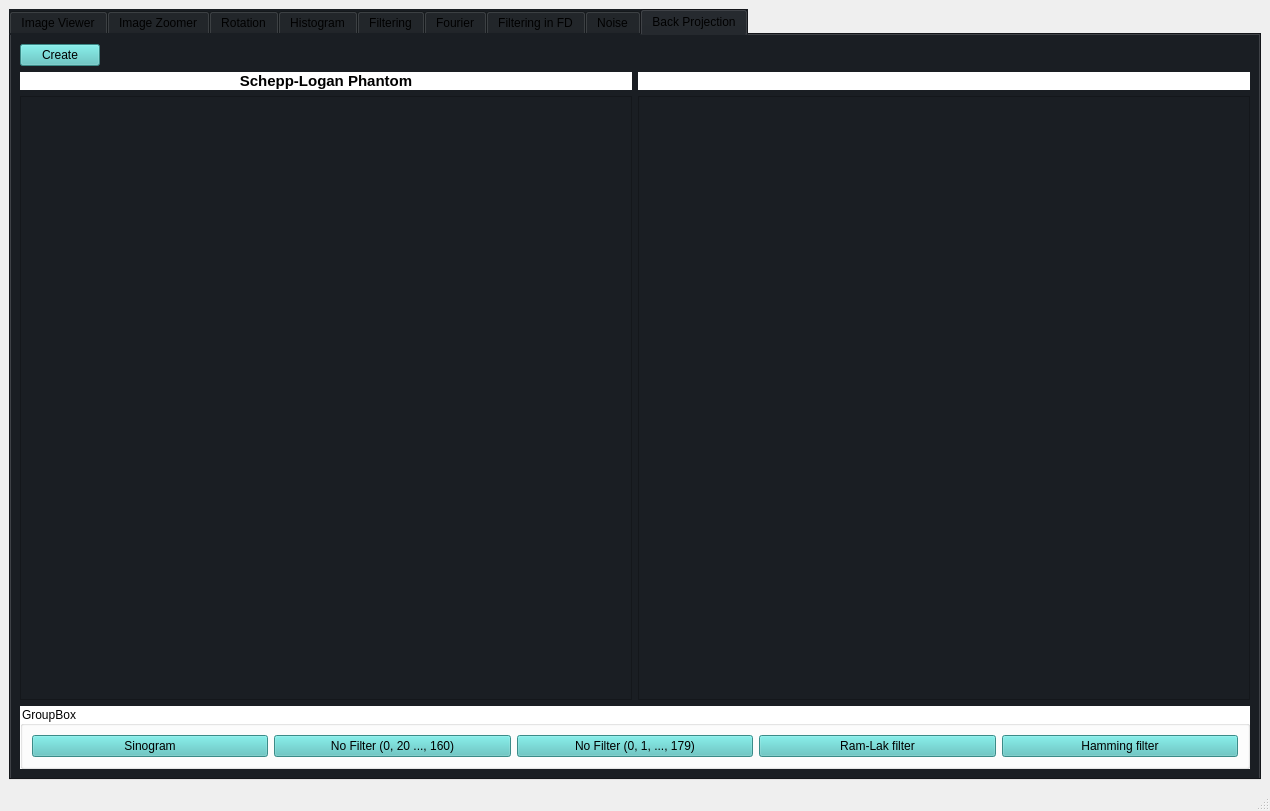
FarahGamal/Image-Processing-Toolbox, file GUI2.ui: the form before one commit.
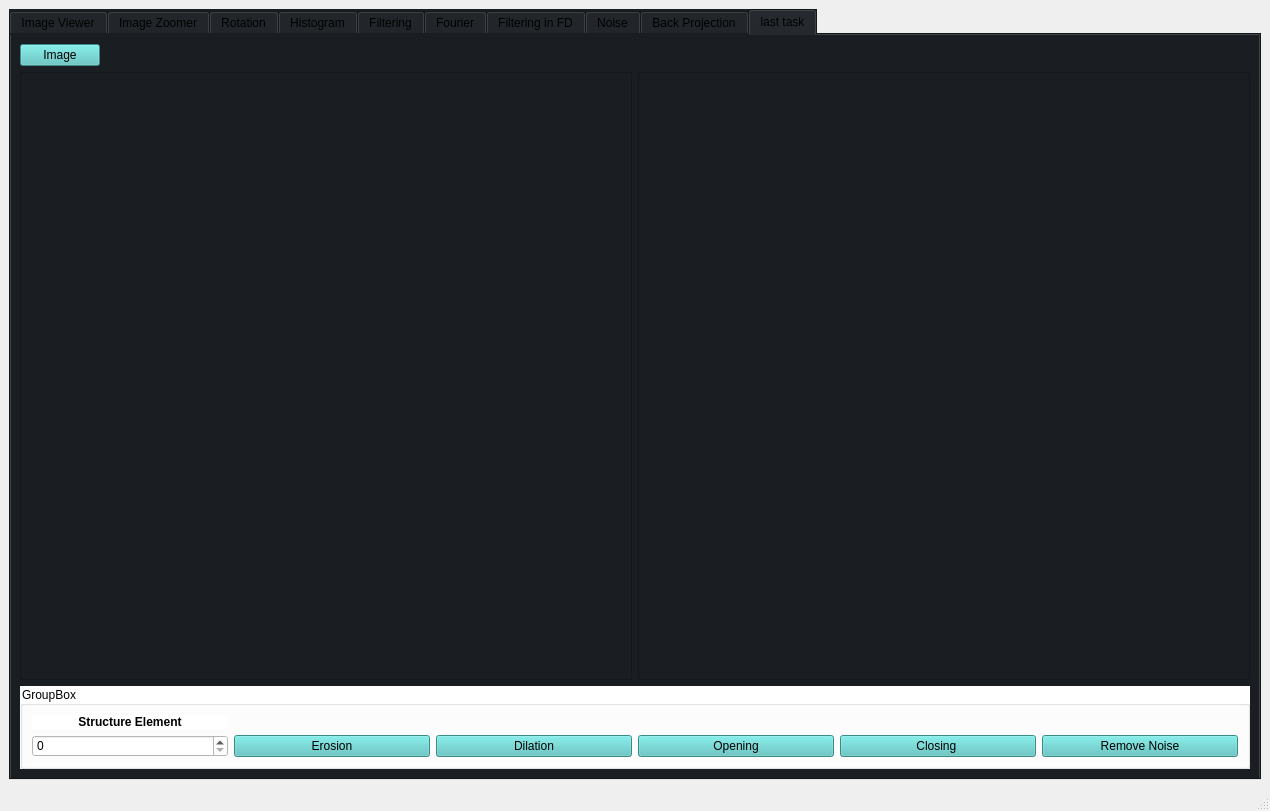
The form after the commit.

Diff of the .ui file:
```diff
--- a/GUI2.ui
+++ b/GUI2.ui
@@ -21,7 +21,7 @@
        <string notr="true">background-color: rgb(26, 30, 35);</string>
       </property>
       <property name="currentIndex">
-       <number>8</number>
+       <number>9</number>
       </property>
       <widget class="QWidget" name="imageViewerTab">
        <attribute name="title">
@@ -2586,6 +2586,204 @@
         </item>
        </layout>
       </widget>
+      <widget class="QWidget" name="tab_3">
+       <attribute name="title">
+        <string>last task</string>
+       </attribute>
+       <layout class="QGridLayout" name="gridLayout_62">
+        <item row="0" column="0">
+         <layout class="QGridLayout" name="gridLayout_61">
+          <item row="0" column="0">
+           <layout class="QGridLayout" name="gridLayout_59">
+            <item row="0" column="0">
+             <widget class="QPushButton" name="imagePushButton">
+              <property name="styleSheet">
+               <string notr="true">background-color: rgb(83, 194, 191);</string>
+              </property>
+              <property name="text">
+               <string>Image</string>
+              </property>
+             </widget>
+            </item>
+            <item row="0" column="1">
+             <spacer name="horizontalSpacer_15">
+              <property name="orientation">
+               <enum>Qt::Horizontal</enum>
+              </property>
+              <property name="sizeHint" stdset="0">
+               <size>
+                <width>40</width>
+                <height>20</height>
+               </size>
+              </property>
+             </spacer>
+            </item>
+           </layout>
+          </item>
+          <item row="1" column="0">
+           <layout class="QGridLayout" name="gridLayout_60">
+            <item row="0" column="0">
+             <widget class="QScrollArea" name="scrollArea_28">
+              <property name="widgetResizable">
+               <bool>true</bool>
+              </property>
+              <widget class="QWidget" name="scrollAreaWidgetContents_28">
+               <property name="geometry">
+                <rect>
+                 <x>0</x>
+                 <y>0</y>
+                 <width>603</width>
+                 <height>544</height>
+                </rect>
+               </property>
+               <layout class="QGridLayout" name="gridLayout_56">
+                <item row="0" column="0">
+                 <layout class="QGridLayout" name="binaryImageGridLayout"/>
+                </item>
+               </layout>
+              </widget>
+             </widget>
+            </item>
+            <item row="0" column="1">
+             <widget class="QScrollArea" name="scrollArea_29">
+              <property name="widgetResizable">
+               <bool>true</bool>
+              </property>
+              <widget class="QWidget" name="scrollAreaWidgetContents_29">
+               <property name="geometry">
+                <rect>
+                 <x>0</x>
+                 <y>0</y>
+                 <width>602</width>
+                 <height>544</height>
+                </rect>
+               </property>
+               <layout class="QGridLayout" name="gridLayout_57">
+                <item row="0" column="0">
+                 <layout class="QGridLayout" name="GridLayout"/>
+                </item>
+               </layout>
+              </widget>
+             </widget>
+            </item>
+           </layout>
+          </item>
+          <item row="2" column="0">
+           <widget class="QGroupBox" name="groupBox_6">
+            <property name="styleSheet">
+             <string notr="true">background-color: rgb(255, 255, 255);</string>
+            </property>
+            <property name="title">
+             <string>GroupBox</string>
+            </property>
+            <layout class="QGridLayout" name="gridLayout_58">
+             <item row="1" column="1">
+              <widget class="QPushButton" name="erosionPushButton">
+               <property name="styleSheet">
+                <string notr="true">background-color: rgb(83, 194, 191);</string>
+               </property>
+               <property name="text">
+                <string>Erosion</string>
+               </property>
+               <property name="checkable">
+                <bool>true</bool>
+               </property>
+               <attribute name="buttonGroup">
+                <string notr="true">buttonGroup_7</string>
+               </attribute>
+              </widget>
+             </item>
+             <item row="1" column="2">
+              <widget class="QPushButton" name="dilationPushButton">
+               <property name="styleSheet">
+                <string notr="true">background-color: rgb(83, 194, 191);</string>
+               </property>
+               <property name="text">
+                <string>Dilation</string>
+               </property>
+               <property name="checkable">
+                <bool>true</bool>
+               </property>
+               <attribute name="buttonGroup">
+                <string notr="true">buttonGroup_7</string>
+               </attribute>
+              </widget>
+             </item>
+             <item row="1" column="3">
+              <widget class="QPushButton" name="openingPushButton">
+               <property name="styleSheet">
+                <string notr="true">background-color: rgb(83, 194, 191);</string>
+               </property>
+               <property name="text">
+                <string>Opening</string>
+               </property>
+               <property name="checkable">
+                <bool>true</bool>
+               </property>
+               <attribute name="buttonGroup">
+                <string notr="true">buttonGroup_7</string>
+               </attribute>
+              </widget>
+             </item>
+             <item row="1" column="5">
+              <widget class="QPushButton" name="removeNoisePushButton">
+               <property name="styleSheet">
+                <string notr="true">background-color: rgb(83, 194, 191);</string>
+               </property>
+               <property name="text">
+                <string>Remove Noise</string>
+               </property>
+               <property name="checkable">
+                <bool>true</bool>
+               </property>
+               <attribute name="buttonGroup">
+                <string notr="true">buttonGroup_7</string>
+               </attribute>
+              </widget>
+             </item>
+             <item row="1" column="4">
+              <widget class="QPushButton" name="closingPushButton">
+               <property name="styleSheet">
+                <string notr="true">background-color: rgb(83, 194, 191);</string>
+               </property>
+               <property name="text">
+                <string>Closing </string>
+               </property>
+               <property name="checkable">
+                <bool>true</bool>
+               </property>
+               <attribute name="buttonGroup">
+                <string notr="true">buttonGroup_7</string>
+               </attribute>
+              </widget>
+             </item>
+             <item row="1" column="0">
+              <widget class="QSpinBox" name="structureElementSizeSbinBox"/>
+             </item>
+             <item row="0" column="0">
+              <widget class="QLabel" name="label_34">
+               <property name="font">
+                <font>
+                 <pointsize>9</pointsize>
+                 <weight>75</weight>
+                 <bold>true</bold>
+                </font>
+               </property>
+               <property name="text">
+                <string>Structure Element</string>
+               </property>
+               <property name="alignment">
+                <set>Qt::AlignCenter</set>
+               </property>
+              </widget>
+             </item>
+            </layout>
+           </widget>
+          </item>
+         </layout>
+        </item>
+       </layout>
+      </widget>
      </widget>
     </item>
    </layout>
```
Left out of the diff: 5 changed lines with no effect on the pictures.
